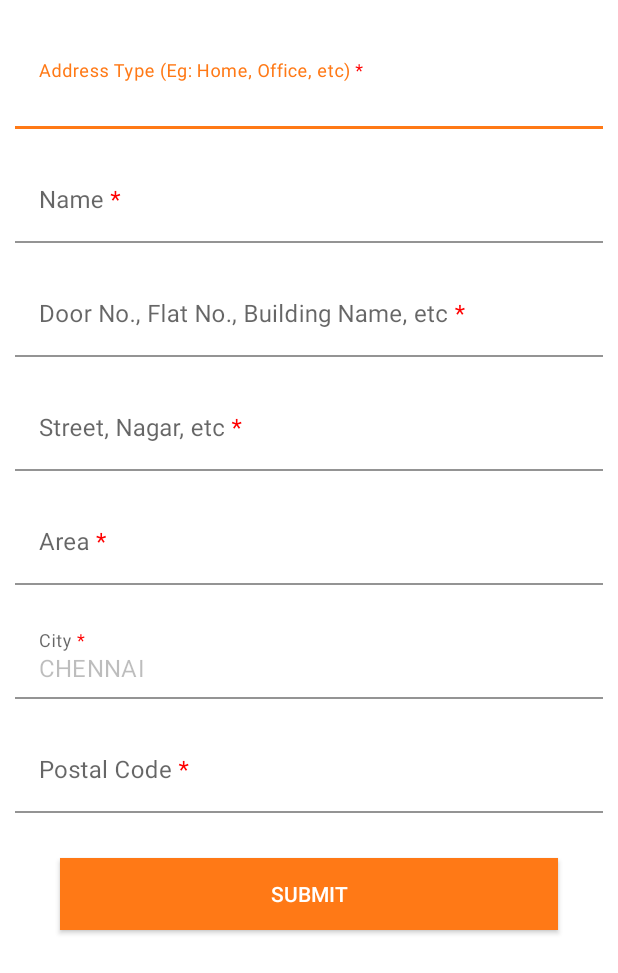
After one commit to Apprail/orangefly, an Android app: the layout add_address.xml on its own in the app's theme, with its tools: preview values and no code run, on a phone screen of 412 x 824 dp. The commit adds this screen. Shown: the top 973 px of the screen. Run offline under Robolectric (Android 15) with nearby library versions, the light colour scheme and no system bars.

Commit message:
Added Address Module

```diff
--- a/app/src/main/java/com/example/orangefly/AnotherActivity.java
+++ b/app/src/main/java/com/example/orangefly/AnotherActivity.java
@@ -7,6 +7,7 @@ import androidx.appcompat.app.AppCompatActivity;
 import androidx.fragment.app.Fragment;
 import androidx.fragment.app.FragmentTransaction;
 
+import com.example.orangefly.ui.address.AddressFragment;
 import com.example.orangefly.ui.login.LoginFragment;
 import com.example.orangefly.ui.login.SignUpFragment;
 import com.example.orangefly.ui.prints.PrintFragment;
@@ -31,6 +32,9 @@ public class AnotherActivity extends AppCompatActivity {
                 break;
             case "Prints":
                 fragment = new PrintFragment();
+                break;
+            case "Address Book":
+                fragment = new AddressFragment();
                 break;
 
         }
--- /dev/null
+++ b/app/src/main/res/layout/add_address.xml
@@ -0,0 +1,127 @@
+<?xml version="1.0" encoding="utf-8"?>
+<LinearLayout
+    xmlns:android="http://schemas.android.com/apk/res/android"
+    android:layout_width="match_parent"
+    android:layout_height="match_parent"
+    android:orientation="vertical"
+    android:layout_margin="10dp">
+
+    <com.google.android.material.textfield.TextInputLayout
+        android:layout_width="match_parent"
+        android:layout_height="wrap_content"
+        android:layout_marginTop="20dp">
+        <EditText
+            android:layout_width="match_parent"
+            android:layout_height="wrap_content"
+            android:id="@+id/address_type"
+            android:background="@color/white"
+            android:hint="@string/hint_address_type"
+            android:imeOptions="actionNext"
+            android:inputType="text"
+            android:importantForAutofill="no" />
+    </com.google.android.material.textfield.TextInputLayout>
+
+    <com.google.android.material.textfield.TextInputLayout
+        android:layout_width="match_parent"
+        android:layout_height="wrap_content"
+        android:layout_marginTop="20dp">
+        <EditText
+            android:layout_width="match_parent"
+            android:layout_height="wrap_content"
+            android:id="@+id/address_name"
+            android:background="@color/white"
+            android:hint="@string/hint_address_name"
+            android:imeOptions="actionNext"
+            android:inputType="text"
+            android:importantForAutofill="no" />
+    </com.google.android.material.textfield.TextInputLayout>
+
+    <com.google.android.material.textfield.TextInputLayout
+        android:layout_width="match_parent"
+        android:layout_height="wrap_content"
+        android:layout_marginTop="20dp">
+        <EditText
+            android:layout_width="match_parent"
+            android:layout_height="wrap_content"
+            android:id="@+id/address_building"
+            android:background="@color/white"
+            android:hint="@string/hint_address_building"
+            android:imeOptions="actionNext"
+            android:inputType="text"
+            android:importantForAutofill="no" />
+    </com.google.android.material.textfield.TextInputLayout>
+
+    <com.google.android.material.textfield.TextInputLayout
+        android:layout_width="match_parent"
+        android:layout_height="wrap_content"
+        android:layout_marginTop="20dp">
+        <EditText
+            android:layout_width="match_parent"
+            android:layout_height="wrap_content"
+            android:id="@+id/address_street"
+            android:background="@color/white"
+            android:hint="@string/hint_address_street"
+            android:imeOptions="actionNext"
+            android:inputType="text"
+            android:importantForAutofill="no" />
+    </com.google.android.material.textfield.TextInputLayout>
+
+    <com.google.android.material.textfield.TextInputLayout
+        android:layout_width="match_parent"
+        android:layout_height="wrap_content"
+        android:layout_marginTop="20dp">
+        <EditText
+            android:layout_width="match_parent"
+            android:layout_height="wrap_content"
+            android:id="@+id/address_area"
+            android:background="@color/white"
+            android:hint="@string/hint_address_area"
+            android:imeOptions="actionNext"
+            android:inputType="text"
+            android:importantForAutofill="no" />
+    </com.google.android.material.textfield.TextInputLayout>
+
+    <com.google.android.material.textfield.TextInputLayout
+        android:layout_width="match_parent"
+        android:layout_height="wrap_content"
+        android:layout_marginTop="20dp">
+        <EditText
+            android:layout_width="match_parent"
+            android:layout_height="wrap_content"
+            android:id="@+id/address_city"
+            android:background="@color/white"
+            android:hint="@string/hint_address_city"
+            android:text="CHENNAI"
+            android:enabled="false"
+            android:imeOptions="actionNext"
+            android:inputType="text"
+            android:importantForAutofill="no" />
+    </com.google.android.material.textfield.TextInputLayout>
+
+    <com.google.android.material.textfield.TextInputLayout
+        android:layout_width="match_parent"
+        android:layout_height="wrap_content"
+        android:layout_marginTop="20dp">
+        <EditText
+            android:layout_width="match_parent"
+            android:layout_height="wrap_content"
+            android:id="@+id/address_postal"
+            android:background="@color/white"
+            android:hint="@string/hint_address_postal"
+            android:imeOptions="actionNext"
+            android:inputType="text"
+            android:importantForAutofill="no" />
+    </com.google.android.material.textfield.TextInputLayout>
+
+    <android.widget.Button
+        android:layout_width="match_parent"
+        android:layout_height="wrap_content"
+        android:layout_margin="30dp"
+        android:layout_gravity="center_horizontal"
+        android:id="@+id/btn_submit"
+        android:background="@color/logo_orange"
+        android:textColor="@color/white"
+        android:text="@string/submit"
+        />
+
+</LinearLayout>
--- a/app/src/main/res/values/dimens.xml
+++ b/app/src/main/res/values/dimens.xml
@@ -2,4 +2,5 @@
     <!-- Default screen margins, per the Android Design guidelines. -->
     <dimen name="activity_horizontal_margin">16dp</dimen>
     <dimen name="activity_vertical_margin">16dp</dimen>
+    <dimen name="fab_margin">16dp</dimen>
 </resources>
--- a/app/src/main/res/values/strings.xml
+++ b/app/src/main/res/values/strings.xml
@@ -23,4 +23,11 @@
     <string name="hint_email">Email<font color='#FF0000'> *</font></string>
     <string name="hint_pwd">Password<font color='#FF0000'> *</font></string>
     <string name="hint_email_pwd">Email/Mobile<font color='#FF0000'> *</font></string>
+    <string name="hint_address_type">Address Type (Eg: Home, Office, etc)<font color='#FF0000'> *</font></string>
+    <string name="hint_address_name">Name<font color='#FF0000'> *</font></string>
+    <string name="hint_address_building">Door No., Flat No., Building Name, etc<font color='#FF0000'> *</font></string>
+    <string name="hint_address_street">Street, Nagar, etc<font color='#FF0000'> *</font></string>
+    <string name="hint_address_area">Area<font color='#FF0000'> *</font></string>
+    <string name="hint_address_city">City<font color='#FF0000'> *</font></string>
+    <string name="hint_address_postal">Postal Code<font color='#FF0000'> *</font></string>
 </resources>
```
Also changed, not shown: app/src/main/AndroidManifest.xml (+13 -0 lines), app/src/main/java/com/example/orangefly/ActivitySecond.java (added, +69 -0 lines), app/src/main/java/com/example/orangefly/ui/account/AccountFragment.java (+13 -0 lines), app/src/main/java/com/example/orangefly/ui/address/AddAddressFragment.java (added, +46 -0 lines), app/src/main/java/com/example/orangefly/ui/address/AddressFragment.java (added, +78 -0 lines), app/src/main/java/com/example/orangefly/ui/address/AddressListItems.java (added, +18 -0 lines), app/src/main/java/com/example/orangefly/ui/address/CustomAddressListView.java (renamed from app/src/main/java/com/example/orangefly/ui/account/CustomAccountListView.java, +11 -17 lines), app/src/main/res/layout/activity_second.xml (added, +13 -0 lines), app/src/main/res/layout/address_list.xml (added, +17 -0 lines), app/src/main/res/layout/fragment_address.xml (added, +34 -0 lines).
